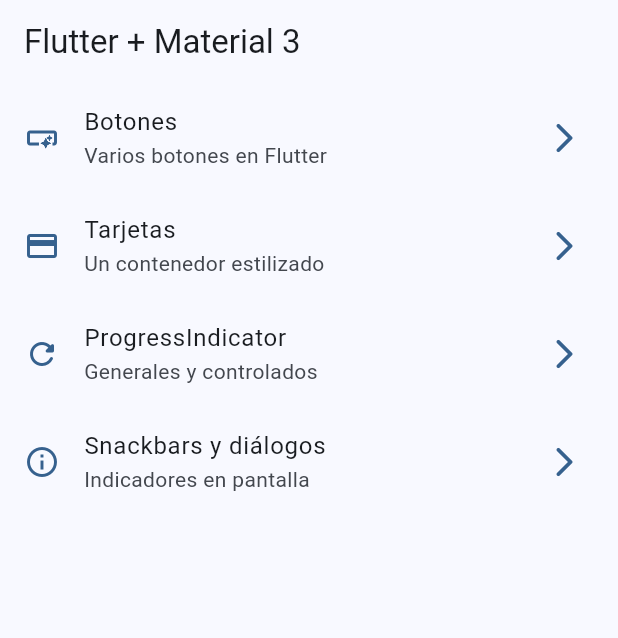
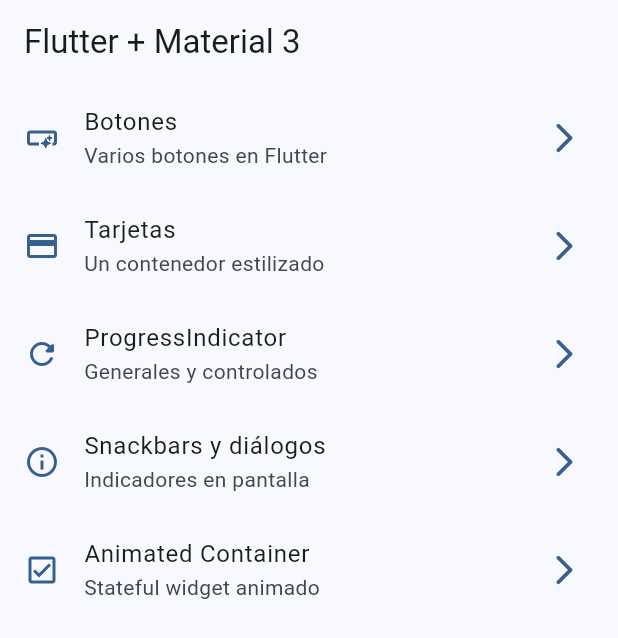
Before and after one commit to AngelTravieso/05-widgets_app, a Flutter app: the screen it shows after launch, on a phone screen of 412 x 824 dp. Shown: the top 638 px of the screen. Run offline on Flutter 3.47's test engine with Material 2 defaults, Android fonts, the phone set to English and light mode, and no system bars; our stand-ins replace go_router.

Commit message:
Animated Container

```diff
--- a/lib/config/menu/menu_items.dart
+++ b/lib/config/menu/menu_items.dart
@@ -40,4 +40,10 @@ const appMenuItems = <MenuItem>[
     link: '/snackbars',
     icon: Icons.info_outline,
   ),
+  MenuItem(
+    title: 'Animated Container',
+    subtitle: 'Stateful widget animado',
+    link: '/animated',
+    icon: Icons.check_box_outlined,
+  ),
 ];
--- a/lib/router/app_router.dart
+++ b/lib/router/app_router.dart
@@ -33,5 +33,10 @@ final appRouter = GoRouter(
       name: SnackbarScreen.name,
       builder: (context, state) => const SnackbarScreen(),
     ),
+    GoRoute(
+      path: '/animated',
+      name: AnimatedScreen.name,
+      builder: (context, state) => const AnimatedScreen(),
+    ),
   ],
 );
```
Also changed, not shown: lib/presentation/screens/animated/animated_screen.dart (+21 -1 lines).
